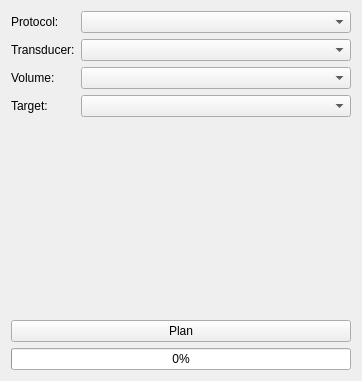
The window that OpenLIFUSonicationPlanner/Resources/UI/OpenLIFUSonicationPlanner.ui (arhowe00/SlicerOpenLIFU) describes before a commit, drawn with Qt 5.
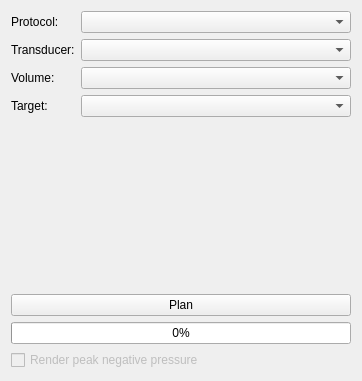
The same window after the commit. Custom widgets are drawn as their Qt base class.

Commit message: Add checkbox to visualize PNP in 3D view (#61)

```diff
--- a/OpenLIFUSonicationPlanner/Resources/UI/OpenLIFUSonicationPlanner.ui
+++ b/OpenLIFUSonicationPlanner/Resources/UI/OpenLIFUSonicationPlanner.ui
@@ -116,6 +116,19 @@
      </property>
     </widget>
    </item>
+   <item>
+    <widget class="QCheckBox" name="renderPNPCheckBox">
+     <property name="enabled">
+      <bool>false</bool>
+     </property>
+     <property name="text">
+      <string>Render peak negative pressure</string>
+     </property>
+     <property name="checkable">
+      <bool>true</bool>
+     </property>
+    </widget>
+   </item>
   </layout>
  </widget>
  <customwidgets>
```
The commit also changes 1 other file.
